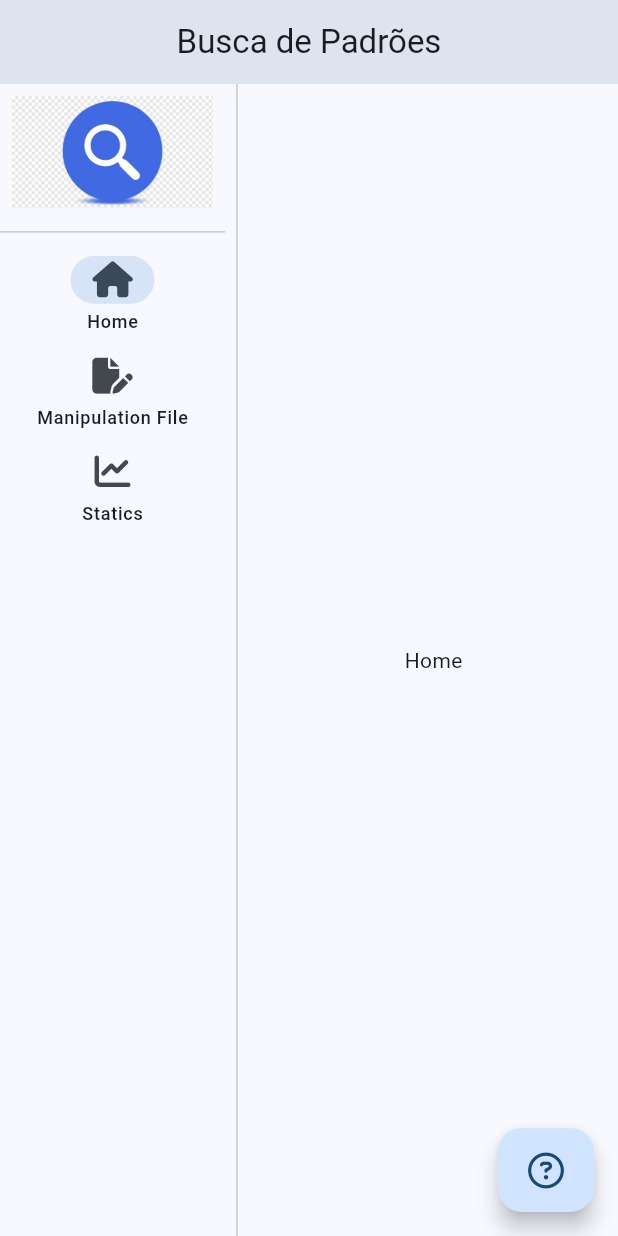
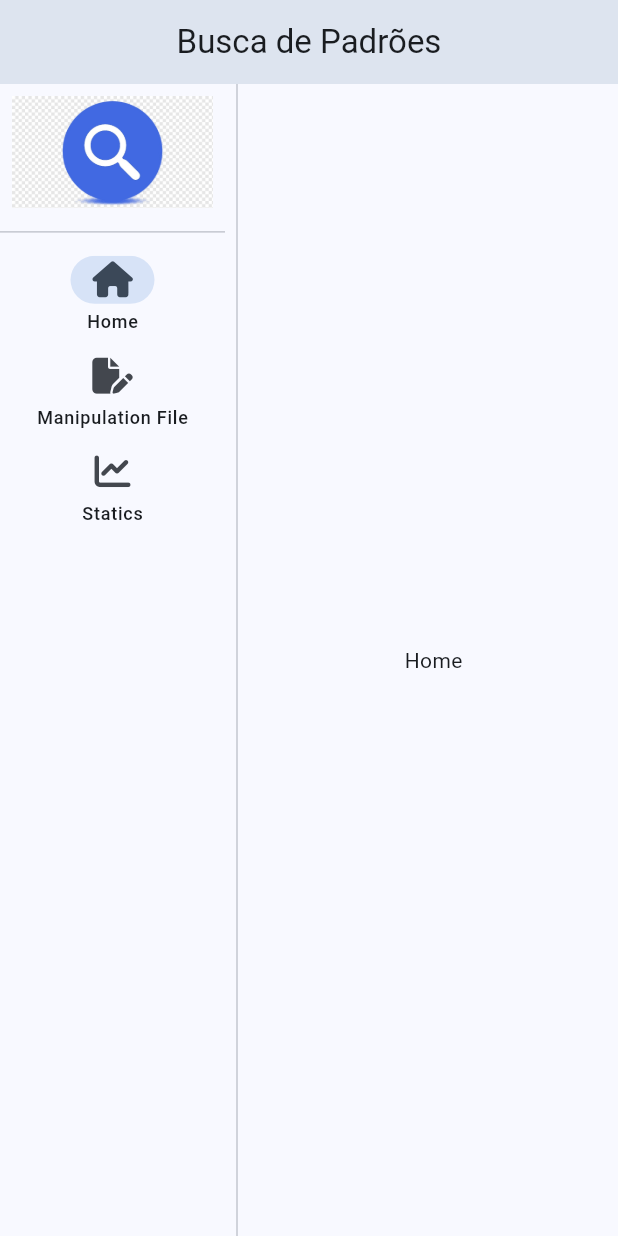
Before and after one commit to RobertsFerreira/data_analyze_front_end, a Flutter app: the screen it shows after launch, on a phone screen of 412 x 824 dp. Run offline on Flutter 3.47's test engine with Material 2 defaults, Android fonts, the light colour scheme and no system bars; our stand-ins replace dio, file_picker, flutter_mobx, font_awesome_flutter, fpdart, mobx; generated files the repository leaves out were written again.

Commit message:
remoção do floatactionbutton

```diff
--- a/lib/modules/home/pages/home_page.dart
+++ b/lib/modules/home/pages/home_page.dart
@@ -1,6 +1,5 @@
 import 'package:flutter/material.dart';
 import 'package:flutter_mobx/flutter_mobx.dart';
-import 'package:font_awesome_flutter/font_awesome_flutter.dart';
 
 import '../controller/home_controller.dart';
 
@@ -186,13 +185,6 @@ class HomePage extends StatelessWidget {
       //     ],
       //   ),
       // ),
-      floatingActionButton: const Tooltip(
-        message: 'Ajuda',
-        child: FloatingActionButton.extended(
-          onPressed: null,
-          label: FaIcon(FontAwesomeIcons.circleQuestion),
-        ),
-      ),
     );
   }
 }
```
